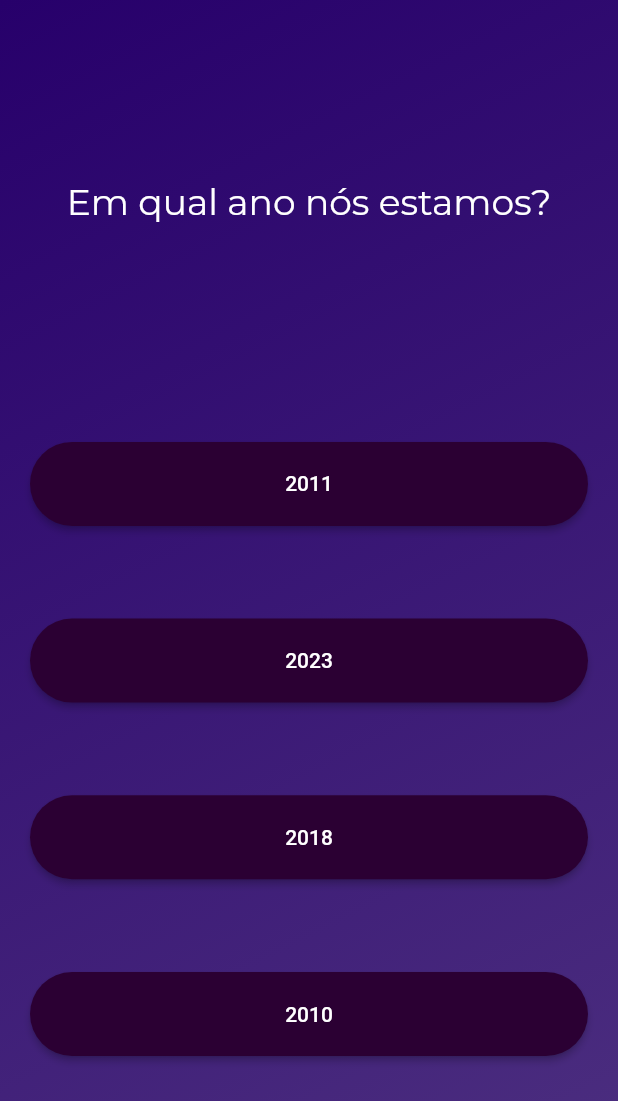
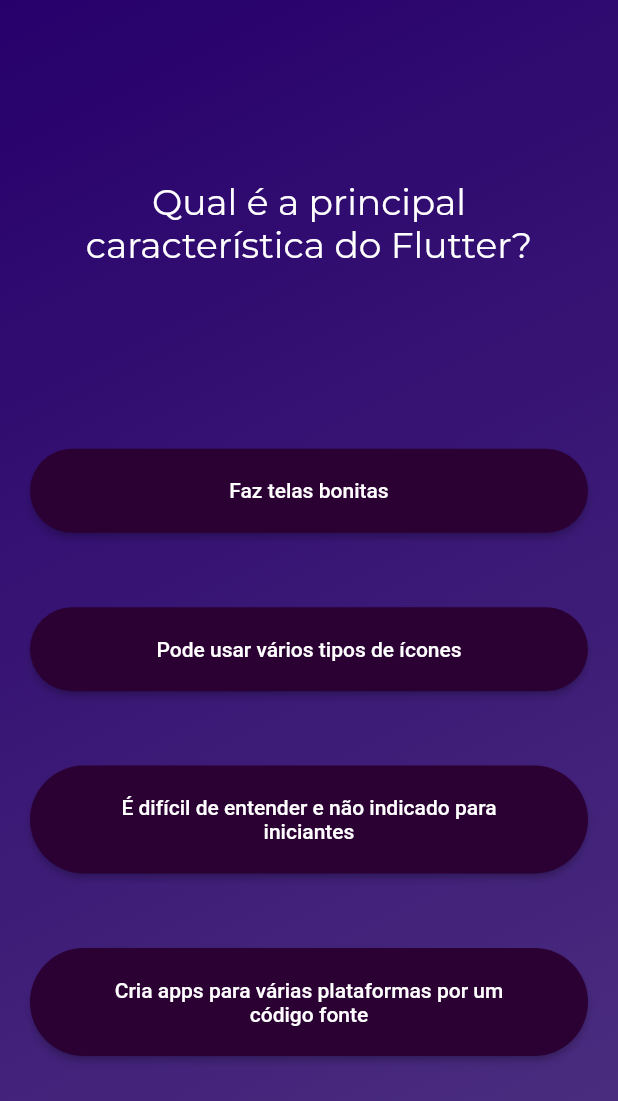
Before and after one commit to joaomacedocb/quiz_app, a Flutter app: the screen it shows after launch, after a tap on "Start quiz", after a tap on "An Agile methodology", on a phone screen of 412 x 824 dp. Shown: the top 1101 px of the screen. Run offline on Flutter 3.47's test engine with Material 2 defaults, Android fonts, the phone set to English and light mode, and no system bars; our stand-ins replace google_fonts.

```diff
--- a/lib/data/dumb_questions.dart
+++ b/lib/data/dumb_questions.dart
@@ -2,15 +2,18 @@ import 'package:quiz_app/models/quiz_questions.dart';
 
 const questions = [
   QuizQuestions(
-    'What is a widget in Flutter?',
-    ['A programming language',
+    'What is Flutter?',
+    ['A framework which works with Dart',
     'An Agile methodology',
-    'Its the central class in Flutter',
+    'A programming language',
     'An update method'],
   ),
   QuizQuestions(
-    'Em qual ano nós estamos?',
-    ['2010', '2011', '2018', '2023'],
+    'Qual é a principal característica do Flutter?',
+    ['Cria apps para várias plataformas por um código fonte',
+    'Faz telas bonitas',
+    'É difícil de entender e não indicado para iniciantes',
+    'Pode usar vários tipos de ícones'],
   ),
   QuizQuestions(
     'Qual é a melhor banda de rock?',
```
Also changed, not shown: lib/screens/questions_summary.dart (+17 -5 lines).
